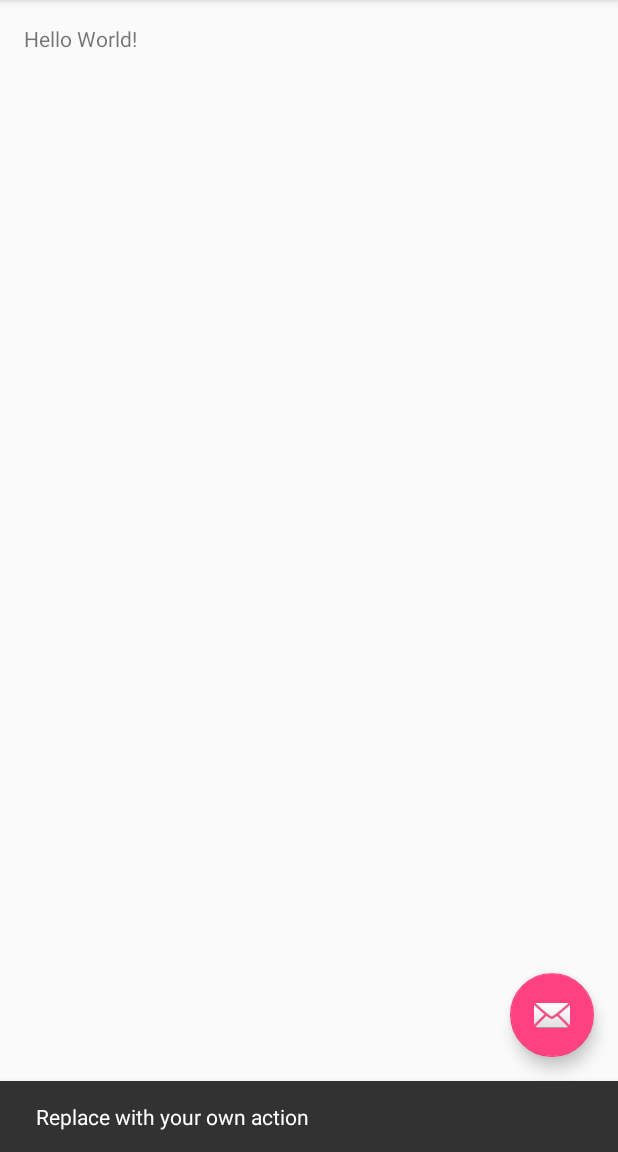
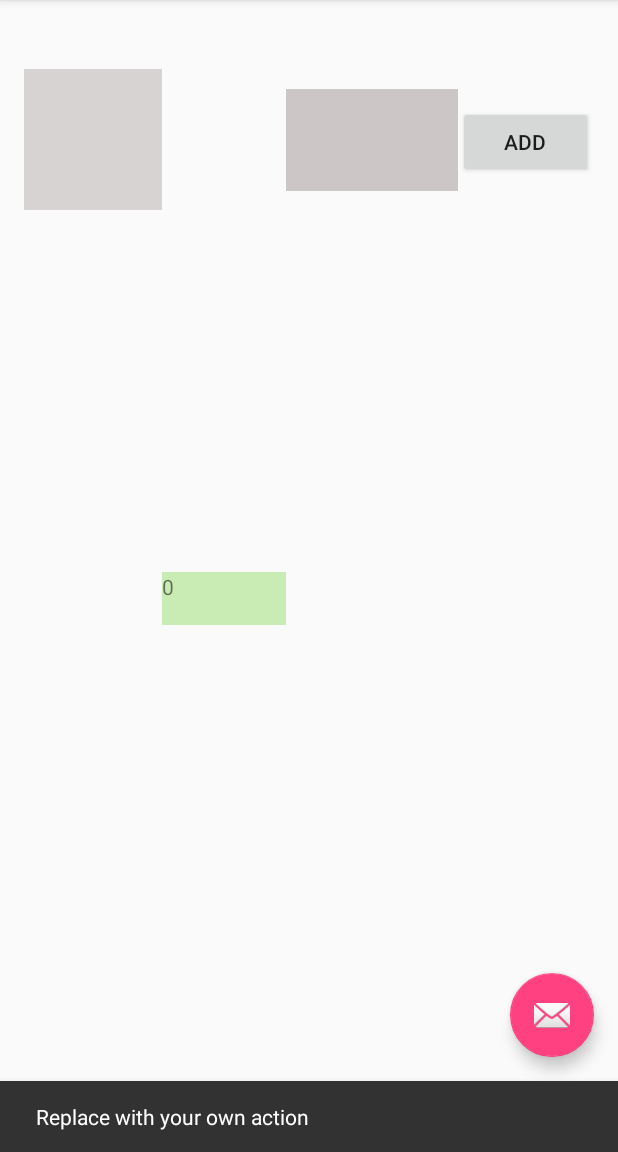
Before and after one commit to Shaomane/cse110lab3_sum, an Android app: the screen it shows after launch (MainActivity), after a tap on an icon or button, on a phone screen of 412 x 824 dp, the part 84-1236 px from its top. Run offline under Robolectric (Android 15) with nearby library versions, the phone set to English and light mode, and no system bars; 4 statements that could not run were skipped; 1 other tap on this screen came first.

```diff
--- a/app/build.gradle
+++ b/app/build.gradle
@@ -24,4 +24,5 @@ dependencies {
     testCompile 'junit:junit:4.12'
     compile 'com.android.support:appcompat-v7:23.2.1'
     compile 'com.android.support:design:23.2.1'
+    compile 'com.google.android.gms:play-services-appindexing:8.1.0'
 }
--- a/app/src/main/AndroidManifest.xml
+++ b/app/src/main/AndroidManifest.xml
@@ -18,6 +18,11 @@
                 <category android:name="android.intent.category.LAUNCHER" />
             </intent-filter>
         </activity>
+        <!-- ATTENTION: This was auto-generated to add Google Play services to your project for
+             App Indexing.  See https://g.co/AppIndexing/AndroidStudio for more information. -->
+        <meta-data
+            android:name="com.google.android.gms.version"
+            android:value="@integer/google_play_services_version" />
     </application>
 
 </manifest>
--- a/app/src/main/res/layout/content_main.xml
+++ b/app/src/main/res/layout/content_main.xml
@@ -9,11 +9,51 @@
     android:paddingRight="@dimen/activity_horizontal_margin"
     android:paddingTop="@dimen/activity_vertical_margin"
     app:layout_behavior="@string/appbar_scrolling_view_behavior"
-    tools:context="com.example.noellin.lab3exercises.MainActivity"
-    tools:showIn="@layout/activity_main">
+    tools:context="com.example.noellin.lab3exercises.MainActivity">
 
-    <TextView
-        android:layout_width="wrap_content"
-        android:layout_height="wrap_content"
-        android:text="Hello World!" />
+    <LinearLayout
+        android:orientation="horizontal"
+        android:layout_width="match_parent"
+        android:layout_height="match_parent"
+        android:layout_below="@+id/textView"
+        android:layout_alignParentLeft="true"
+        android:layout_alignParentStart="true"
+        android:layout_marginTop="30dp">
+
+        <EditText
+            android:layout_width="wrap_content"
+            android:layout_height="94dp"
+            android:id="@+id/num1"
+            android:layout_weight="36.01"
+            android:editable="true"
+            android:inputType="number|numberSigned"
+            android:background="#d8d3d3" />
+
+        <TextView
+            android:layout_width="wrap_content"
+            android:layout_height="35dp"
+            android:id="@+id/sum"
+            android:layout_gravity="center_vertical"
+            android:layout_weight="29.31"
+            android:background="#4f5bc917" />
+
+        <EditText
+            android:layout_width="wrap_content"
+            android:layout_height="68dp"
+            android:id="@+id/num2"
+            android:layout_weight="44.70"
+            android:inputType="number|numberSigned"
+            android:background="#cdc6c6" />
+
+        <Button
+            android:layout_width="wrap_content"
+            android:layout_height="wrap_content"
+            android:text="Add"
+            android:id="@+id/button"
+            android:layout_weight="1"
+            android:enabled="true"
+            android:longClickable="false"
+            android:onClick="buttonOnClick" />
+
+    </LinearLayout>
 </RelativeLayout>
```
Also changed, not shown: app/src/main/java/com/example/noellin/lab3exercises/MainActivity.java (+76 -0 lines), 1 other file.
